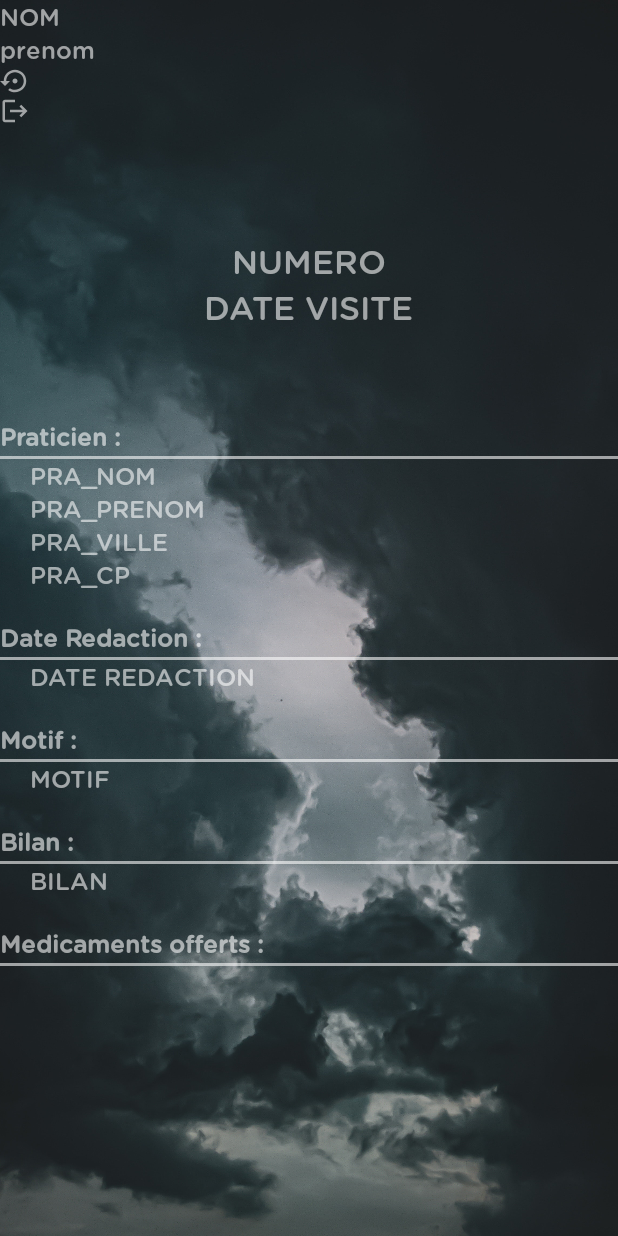
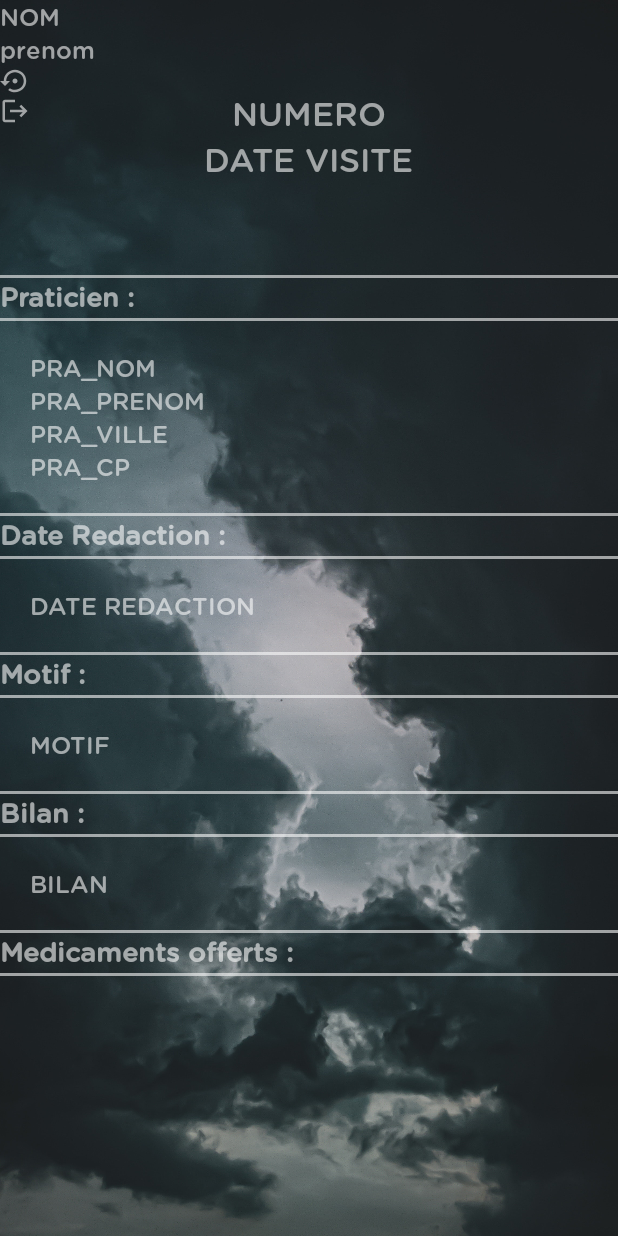
Before and after one commit to inoxtg/GSB-RV, an Android app: the RapportActivity screen opened directly, with no data from a screen before it, on a phone screen of 412 x 824 dp. Run offline under Robolectric (Android 15) with nearby library versions, the phone set to English and light mode, and no system bars; our stand-ins replace Volley; network calls fail; 14 statements that could not run were skipped.

Commit message:
modif visu

```diff
--- a/GSB-RV-Visiteur/app/src/main/java/fr/gsb/rv/visiteur/RapportActivity.kt
+++ b/GSB-RV-Visiteur/app/src/main/java/fr/gsb/rv/visiteur/RapportActivity.kt
@@ -20,9 +20,7 @@ import fr.gsb.rv.visiteur.entites.*
 import fr.gsb.rv.visiteur.technique.SessionRapport
 import fr.gsb.rv.visiteur.technique.SessionUser
 import java.util.*
-/*
-TODO : liste de medicaments cliquable avec modal d'information sur medoc, cf table
- */
+
 class RapportActivity : AppCompatActivity() {
 
     var thisVisiteur = SessionUser.getLevisiteur()
--- a/GSB-RV-Visiteur/app/src/main/java/fr/gsb/rv/visiteur/entites/MedicamentOffert.kt
+++ b/GSB-RV-Visiteur/app/src/main/java/fr/gsb/rv/visiteur/entites/MedicamentOffert.kt
@@ -6,6 +6,6 @@ class MedicamentOffert(
 ) {
     constructor(): this (Medicament(),-1)
     override fun toString(): String {
-        return "MedicamentOffert(nom='${leMedicament.toString()}', quantite=$quantite)"
+        return "MedicamentOffert(nom='$leMedicament', quantite=$quantite)"
     }
 }
--- a/GSB-RV-Visiteur/app/src/main/res/layout/activity_rapport.xml
+++ b/GSB-RV-Visiteur/app/src/main/res/layout/activity_rapport.xml
@@ -60,6 +60,7 @@
                 android:layout_width="wrap_content"
                 android:layout_height="wrap_content"
                 android:orientation="vertical"
+                android:layout_marginTop="60dp"
                 android:layout_marginBottom="60dp"
                 android:layout_gravity="center">
             <TextView
@@ -81,6 +82,11 @@
                     android:textColor="#96ffffff"
                     android:textSize="22sp"/>
         </LinearLayout>
+        <View
+                android:layout_width="match_parent"
+                android:layout_height="2dp"
+                android:layout_marginTop="2dp"
+                android:background="#96ffffff" />
         <TextView
                 android:layout_width="wrap_content"
                 android:layout_height="wrap_content"
@@ -88,13 +94,14 @@
                 android:text="Praticien : "
                 android:textStyle="bold"
                 android:textColor="#96ffffff"
-                android:textSize="16sp"/>
+                android:textSize="18sp"/>
         <View
                 android:layout_width="match_parent"
                 android:layout_height="2dp"
                 android:layout_marginTop="2dp"
                 android:background="#96ffffff" />
             <TextView
+                    android:layout_marginTop="20dp"
                     android:id="@+id/tvPraNom"
                     android:layout_width="wrap_content"
                     android:layout_height="wrap_content"
@@ -130,21 +137,26 @@
                     android:text="PRA_CP"
                     android:textColor="#96ffffff"
                     android:textSize="16sp"/>
+        <View
+                android:layout_marginTop="20dp"
+                android:layout_width="match_parent"
+                android:layout_height="2dp"
+                android:background="#96ffffff" />
         <TextView
-                android:layout_marginTop="20dp"
                 android:layout_width="wrap_content"
                 android:layout_height="wrap_content"
                 android:fontFamily="@font/gotham"
                 android:text="Date Redaction :"
                 android:textStyle="bold"
                 android:textColor="#96ffffff"
-                android:textSize="16sp"/>
+                android:textSize="18sp"/>
         <View
                 android:layout_width="match_parent"
                 android:layout_height="2dp"
                 android:layout_marginTop="2dp"
                 android:background="#96ffffff" />
             <TextView
+                    android:layout_marginTop="20dp"
                     android:id="@+id/tvRapportDateRedaction"
                     android:layout_marginStart="20dp"
                     android:layout_width="wrap_content"
@@ -153,21 +165,26 @@
                     android:text="DATE REDACTION"
                     android:textColor="#96ffffff"
                     android:textSize="16sp"/>
+        <View
+                android:layout_marginTop="20dp"
+                android:layout_width="match_parent"
+                android:layout_height="2dp"
+                android:background="#96ffffff" />
         <TextView
-                android:layout_marginTop="20dp"
                 android:layout_width="wrap_content"
                 android:layout_height="wrap_content"
                 android:fontFamily="@font/gotham"
                 android:text="Motif : "
                 android:textStyle="bold"
                 android:textColor="#96ffffff"
-                android:textSize="16sp"/>
+                android:textSize="18sp"/>
         <View
                 android:layout_width="match_parent"
                 android:layout_height="2dp"
                 android:layout_marginTop="2dp"
                 android:background="#96ffffff" />
             <TextView
+                    android:layout_marginTop="20dp"
                     android:id="@+id/tvRapportMotif"
                     android:layout_marginStart="20dp"
                     android:layout_width="wrap_content"
@@ -176,21 +193,26 @@
                     android:text="MOTIF"
                     android:textColor="#96ffffff"
                     android:textSize="16sp"/>
+        <View
+                android:layout_marginTop="20dp"
+                android:layout_width="match_parent"
+                android:layout_height="2dp"
+                android:background="#96ffffff" />
         <TextView
-                android:layout_marginTop="20dp"
                 android:layout_width="wrap_content"
                 android:layout_height="wrap_content"
                 android:fontFamily="@font/gotham"
                 android:text="Bilan : "
                 android:textColor="#96ffffff"
                 android:textStyle="bold"
-                android:textSize="16sp"/>
+                android:textSize="18sp"/>
         <View
                 android:layout_width="match_parent"
                 android:layout_height="2dp"
                 android:layout_marginTop="2dp"
                 android:background="#96ffffff" />
             <TextView
+                    android:layout_marginTop="20dp"
                     android:id="@+id/tvRapportBilan"
                     android:layout_marginStart="20dp"
                     android:layout_width="wrap_content"
@@ -199,15 +221,19 @@
                     android:text="BILAN"
                     android:textColor="#96ffffff"
                     android:textSize="16sp"/>
+        <View
+                android:layout_marginTop="20dp"
+                android:layout_width="match_parent"
+                android:layout_height="2dp"
+                android:background="#96ffffff" />
         <TextView
-                android:layout_marginTop="20dp"
                 android:layout_width="wrap_content"
                 android:layout_height="wrap_content"
                 android:fontFamily="@font/gotham"
                 android:textStyle="bold"
                 android:text="@string/medocsOffertsRapport"
                 android:textColor="#96ffffff"
-                android:textSize="16sp"/>
+                android:textSize="18sp"/>
         <View
                 android:layout_width="match_parent"
                 android:layout_height="2dp"
```
